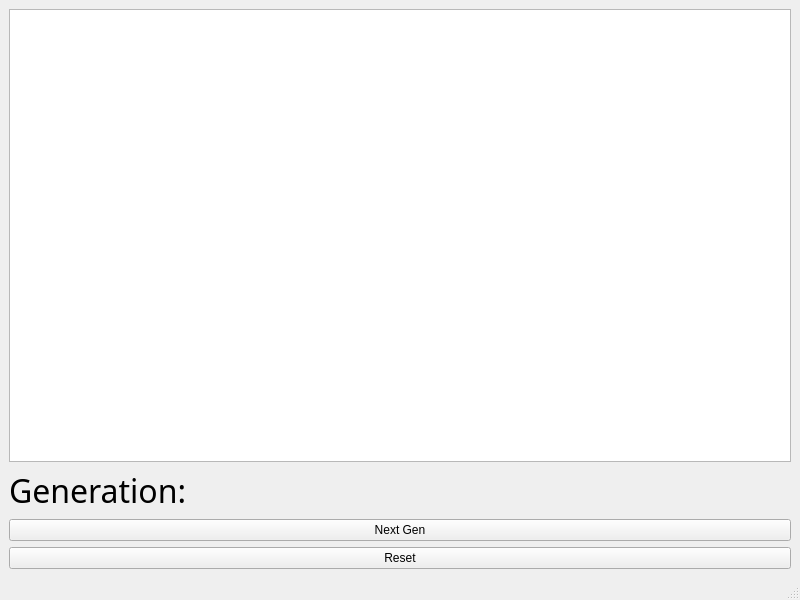
The window that gscene/mainwindow.ui (sandeshpokhrel54/Game-of-life) describes before a commit, drawn with Qt 5.
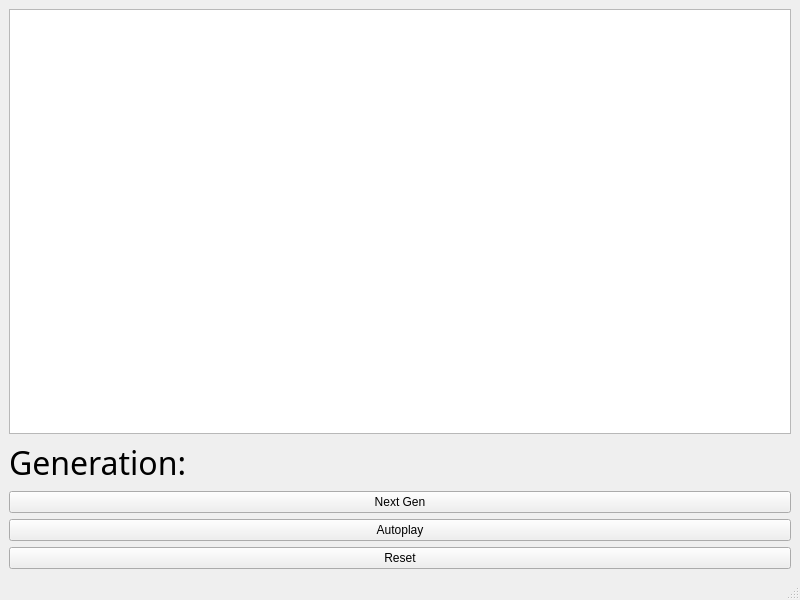
The same window after the commit.

Commit message: Added autoplay button

Diff of the .ui file:
```diff
--- a/gscene/mainwindow.ui
+++ b/gscene/mainwindow.ui
@@ -38,6 +38,13 @@
       </property>
      </widget>
     </item>
+    <item>
+     <widget class="QPushButton" name="autoPlay">
+      <property name="text">
+       <string>Autoplay</string>
+      </property>
+     </widget>
+    </item>
     <item>
      <widget class="QPushButton" name="Reset">
       <property name="text">
```
The commit also changes 3 other files.
